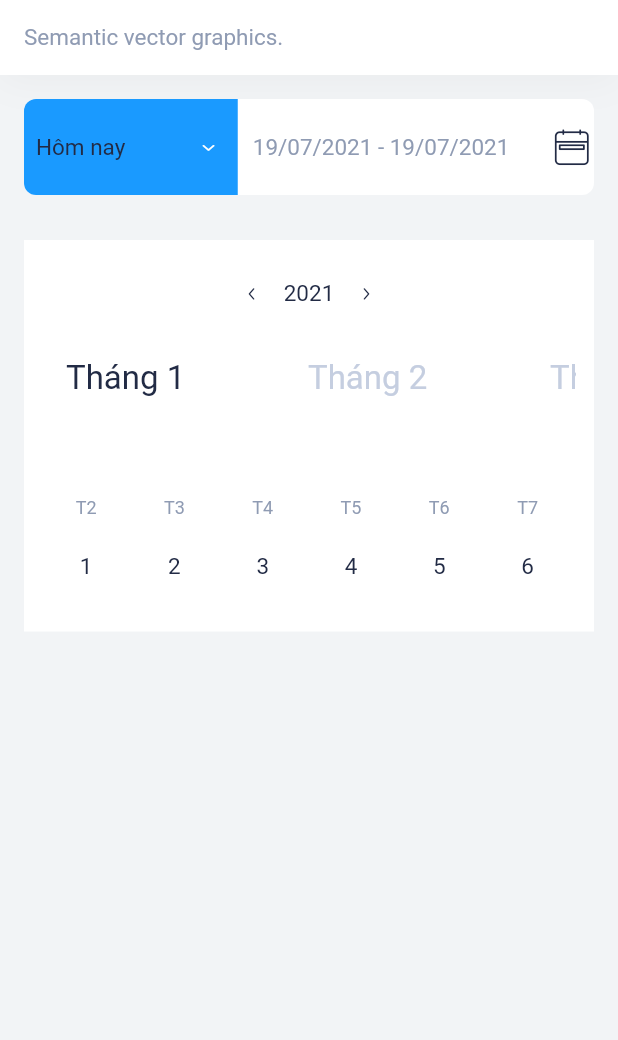
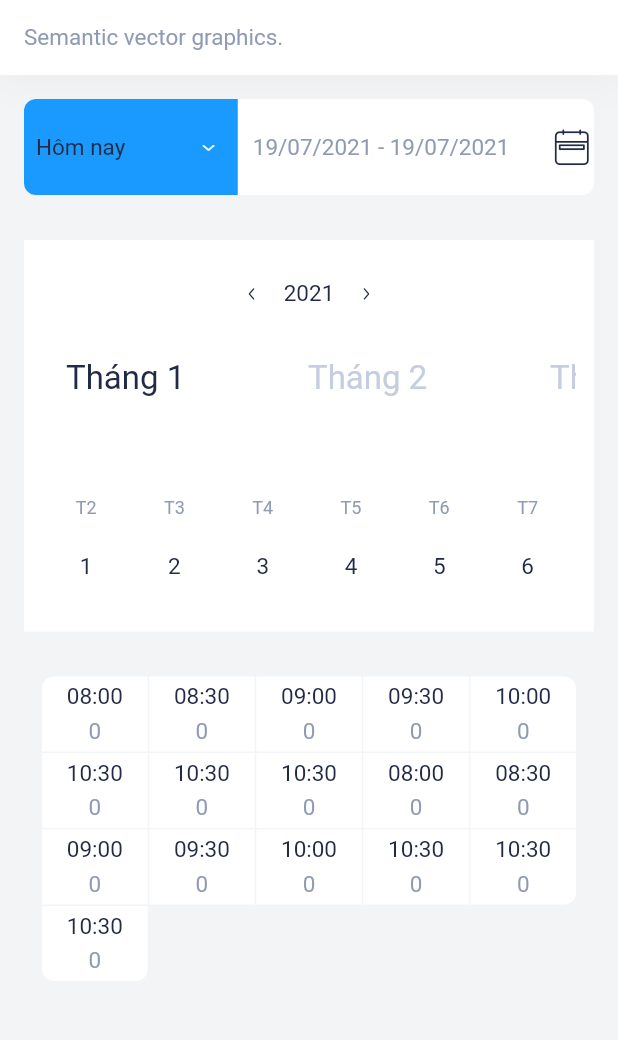
Before and after one commit to ctnet-tech/easysalon-app-ui-kit, a Flutter app: the screen it shows after launch, after a tap on "DateTimeSelector", on a phone screen of 412 x 824 dp, the part 114-1154 px from its top. Run offline on Flutter 3.47's test engine with Material 2 defaults, Android fonts, the phone set to English and light mode, and no system bars; our stand-ins replace equatable, flutter_bloc, page_transition, shared_preferences.

Commit message:
feat: AQL-45 - TimeSelector

```diff
--- a/lib/pages/widgets/generic/date_time_selector_page.dart
+++ b/lib/pages/widgets/generic/date_time_selector_page.dart
@@ -4,6 +4,7 @@ import 'package:easysalon_mobile_ui_kit/services/layout_notifier.dart';
 import 'package:easysalon_mobile_ui_kit/widgets/basic/date_picker.dart';
 import 'package:easysalon_mobile_ui_kit/widgets/basic/date_range_picker/date_range_picker.dart';
 import 'package:easysalon_mobile_ui_kit/widgets/basic/selection_time_bar.dart';
+import 'package:easysalon_mobile_ui_kit/widgets/basic/time_selector.dart';
 import 'package:easysalon_mobile_ui_kit/widgets/layout/page_header.dart';
 import 'package:easysalon_mobile_ui_kit/widgets/layout/scroll_listener.dart';
 import 'package:easysalon_mobile_ui_kit/widgets/layout/space.dart';
@@ -13,6 +14,7 @@ import 'package:flutter_bloc/flutter_bloc.dart';
 
 class DateTimeSelectorPage extends StatefulWidget {
   static const String path = '/pages/widgets/date_time_selector_page';
+
   @override
   _DateTimeSelectorPageState createState() => _DateTimeSelectorPageState();
 }
@@ -54,13 +56,40 @@ class _DateTimeSelectorPageState extends State<DateTimeSelectorPage> {
   }
 
   _datePicker() {
-    return  BlocProvider(
+    return BlocProvider(
       create: (_) => DatePickerBloc(),
       child: DatePicker(
-        onChanged: (value){
+        onChanged: (value) {
           print(value);
         },
       ),
+    );
+  }
+
+  _timeSelector(LayoutSize size) {
+    return TimeSelector(
+      listItems: <String, List<String>>{
+        "key1": ["08:00", "0"],
+        "key2": ["08:30", "0"],
+        "key3": ["09:00", "0"],
+        "key4": ["09:30", "0"],
+        "key5": ["10:00", "0"],
+        "key6": ["10:30", "0"],
+        "key7": ["10:30", "0"],
+        "key8": ["10:30", "0"],
+        "key9": ["08:00", "0"],
+        "key10": ["08:30", "0"],
+        "key11": ["09:00", "0"],
+        "key12": ["09:30", "0"],
+        "key13": ["10:00", "0"],
+        "key14": ["10:30", "0"],
+        "key15": ["10:30", "0"],
+        "key16": ["10:30", "0"],
+      },
+      outSidePaddingHorizontal: size,
+      onChanged: (value) {
+        print(value);
+      },
     );
   }
 
@@ -84,6 +113,11 @@ class _DateTimeSelectorPageState extends State<DateTimeSelectorPage> {
                   bottom: true,
                   child: _datePicker(),
                 ),
+                SpaceBox(
+                  size: LayoutSize.big,
+                  bottom: true,
+                  child: _timeSelector(LayoutSize.big),
+                ),
               ]))
         ]);
   }
--- /dev/null
+++ b/lib/widgets/basic/time_selector.dart
@@ -0,0 +1,130 @@
+import 'package:easysalon_mobile_ui_kit/services/layout_notifier.dart';
+import 'package:easysalon_mobile_ui_kit/services/theme_notifier.dart';
+import 'package:easysalon_mobile_ui_kit/widgets/typography/paragraph.dart';
+import 'package:flutter/material.dart';
+import 'package:provider/provider.dart';
+
+class TimeSelector extends StatefulWidget {
+  final Map<String, List<String>> listItems;
+  final double customHeight;
+  final LayoutSize outSidePaddingHorizontal;
+  final int? selectedIndex;
+  final ValueChanged<String> onChanged;
+
+  const TimeSelector({
+    Key? key,
+    required this.listItems,
+    this.customHeight = 50,
+    required this.outSidePaddingHorizontal,
+    this.selectedIndex,
+    required this.onChanged,
+  }) : super(key: key);
+
+  @override
+  _TimeSelectorState createState() => _TimeSelectorState();
+}
+
+class _TimeSelectorState extends State<TimeSelector> {
+  int? selectedIndex;
+
+  @override
+  Widget build(BuildContext context) {
+    var theme = context.read<ThemeNotifier>().getTheme();
+    var layout = context.read<LayoutNotifier>();
+
+    return Wrap(
+      direction: Axis.horizontal,
+      runSpacing: 1,
+      spacing: 1,
+      children: [
+        ...List.generate(
+          widget.listItems.length,
+          (index) => InkWell(
+            onTap: () {
+              setState(() {
+                selectedIndex = index;
+              });
+              widget.onChanged(widget.listItems.keys.toList()[index]);
+            },
+            child: Container(
+              height: widget.customHeight,
+              width: (MediaQuery.of(context).size.width -
+                      layout.sizeToBorderRadiusSize(
+                              widget.outSidePaddingHorizontal) *
+                          2) /
+                  5,
+              decoration: BoxDecoration(
+                color: selectedIndex != null && index == selectedIndex
+                    ? theme.getColor(ThemeColor.dodgerBlue)
+                    : theme.getColor(ThemeColor.lightest),
+                borderRadius: BorderRadius.only(
+                  topLeft: Radius.circular(
+                    index == 0
+                        ? layout.sizeToBorderRadiusSize(LayoutSize.small)
+                        : 0,
+                  ),
+                  topRight: Radius.circular(
+                    index == 4 ||
+                            (index == widget.listItems.length-1 &&
+                                widget.listItems.length < 5)
+                        ? layout.sizeToBorderRadiusSize(LayoutSize.small)
+                        : 0,
+                  ),
+                  bottomLeft: Radius.circular(
+                    (widget.listItems.length - 1 - index == 4 &&
+                                widget.listItems.length % 5 == 0) ||
+                            (index==0 && widget.listItems.length <=5) ||
+                            (widget.listItems.length - index < 5 &&
+                                index % 5 == 0)
+                        ? layout.sizeToBorderRadiusSize(LayoutSize.small)
+                        : 0,
+                  ),
+                  bottomRight: Radius.circular(
+                    index == widget.listItems.length - 1 ||
+                            ((widget.listItems.length-1) % 4 == 0 &&
+                                widget.listItems.length - index < 5 && widget.listItems.length-1==index) || (index!=0 &&    (index== widget.listItems.length-1 -(widget.listItems.length)%5))
+                        ? layout.sizeToBorderRadiusSize(LayoutSize.small)
+                        : 0,
+                  ),
+                ),
+              ),
+              child: Center(
+                child: Column(
+                  mainAxisAlignment: MainAxisAlignment.center,
+                  crossAxisAlignment: CrossAxisAlignment.center,
+                  children: [
+                    Paragraph(
+                      content: widget.listItems.entries
+                          .map((e) => e.value)
+                          .toList()[index][0],
+                      color: selectedIndex != null && index == selectedIndex
+                          ? ThemeColor.lightest
+                          : ThemeColor.dark,
+                      linePadding: LayoutSize.none,
+                      textAlign: TextAlign.center,
+                      isCenter: true,
+                    ),
+                    SizedBox(
+                      height: 5,
+                    ),
+                    Paragraph(
+                      content: widget.listItems.entries
+                          .map((e) => e.value)
+                          .toList()[index][1],
+                      color: selectedIndex != null && index == selectedIndex
+                          ? ThemeColor.lightest
+                          : ThemeColor.secondary,
+                      linePadding: LayoutSize.none,
+                      textAlign: TextAlign.center,
+                      isCenter: true,
+                    ),
+                  ],
+                ),
+              ),
+            ),
+          ),
+        )
+      ],
+    );
+  }
+}
```
